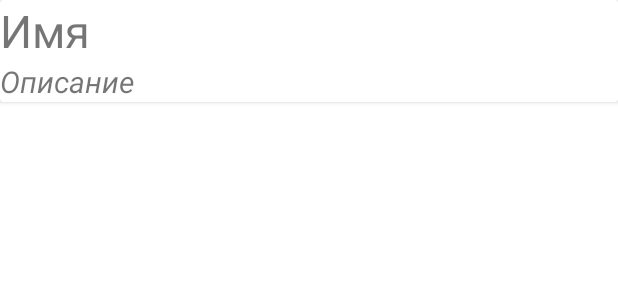
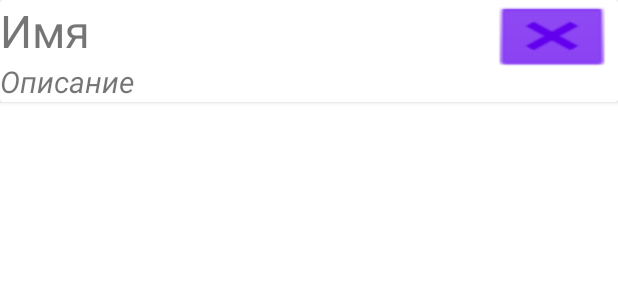
Before and after one commit to aleks-hd/newAplicationFirebaseTest, an Android app: the layout item.xml on its own in the app's theme, with its tools: preview values and no code run, on a phone screen of 412 x 824 dp. Shown: the top 300 px of the screen. Run offline under Robolectric (Android 15) with nearby library versions, the phone set to English and light mode, and no system bars.

```diff
--- a/app/src/main/java/com/hfad/newaplicationfirebasetest/data/Note.java
+++ b/app/src/main/java/com/hfad/newaplicationfirebasetest/data/Note.java
@@ -35,6 +35,11 @@ public class Note implements Parcelable {
     public Note() {
     }
 
+    public Note(String name, String description) {
+        this.name = name;
+        this.description = description;
+    }
+
     protected Note(Parcel in) {
     }
 
--- a/app/src/main/res/layout/item.xml
+++ b/app/src/main/res/layout/item.xml
@@ -2,6 +2,7 @@
 <androidx.cardview.widget.CardView
     xmlns:android="http://schemas.android.com/apk/res/android"
     android:layout_width="match_parent"
+    android:orientation="horizontal"
     android:layout_height="wrap_content">
 
     <LinearLayout
@@ -13,15 +14,29 @@
             android:id="@+id/nameNote"
             android:layout_width="match_parent"
             android:layout_height="wrap_content"
-            android:text="Имя"
-            android:textSize="30sp" />
+            android:text="@string/nameTV"
+            android:textSize="@dimen/sizeNameTV" />
 
         <TextView
             android:id="@+id/DescriptionNote"
             android:layout_width="match_parent"
             android:layout_height="wrap_content"
-            android:text="Описание"
-            android:textSize="20sp"
+            android:text="@string/descriptionTV"
+            android:textSize="@dimen/siteTVDescription"
             android:textStyle="italic"/>
+
+
+    </LinearLayout>
+    <LinearLayout
+        android:layout_width="wrap_content"
+        android:layout_height="wrap_content"
+        android:layout_gravity="right">
+        <Button
+            android:id="@+id/deleteBtn"
+            android:layout_gravity="right"
+            android:layout_width="wrap_content"
+            android:layout_height="wrap_content"
+            android:theme="@style/CardView.Dark"
+            android:background="@android:drawable/btn_dialog"/>
     </LinearLayout>
 </androidx.cardview.widget.CardView>
--- /dev/null
+++ b/app/src/main/res/values/dimens.xml
@@ -0,0 +1,7 @@
+<?xml version="1.0" encoding="utf-8"?>
+<resources>
+    <dimen name="siteTVDescription">20sp</dimen>
+    <dimen name="sizeNameTV">30sp</dimen>
+    <dimen name="widthZero">0dp</dimen>
+    <dimen name="sizeSpace">20dp</dimen>
+</resources>
--- a/app/src/main/res/values/strings.xml
+++ b/app/src/main/res/values/strings.xml
@@ -2,4 +2,11 @@
     <string name="app_name">newAplicationFirebaseTest</string>
     <!-- TODO: Remove or change this placeholder text -->
     <string name="hello_blank_fragment">Hello blank fragment</string>
+    <string name="nameTV">Имя</string>
+    <string name="descriptionTV">Описание</string>
+    <string name="higtEditName">Введите текст</string>
+    <string name="higtEditDescription">Введите описание</string>
+    <string name="btnDelete">Удалить</string>
+    <string name="btnSave">Сохранить</string>
+    <string name="btnAdd">Добавить</string>
 </resources>
```
Also changed, not shown: app/src/main/java/com/hfad/newaplicationfirebasetest/NoteFragment.java (+41 -19 lines), app/src/main/java/com/hfad/newaplicationfirebasetest/adapter/NoteAdapter.java (+17 -10 lines), app/src/main/java/com/hfad/newaplicationfirebasetest/data/NoteDataMapping.java (+13 -7 lines), app/src/main/res/layout/fragment_note.xml (+20 -10 lines).
